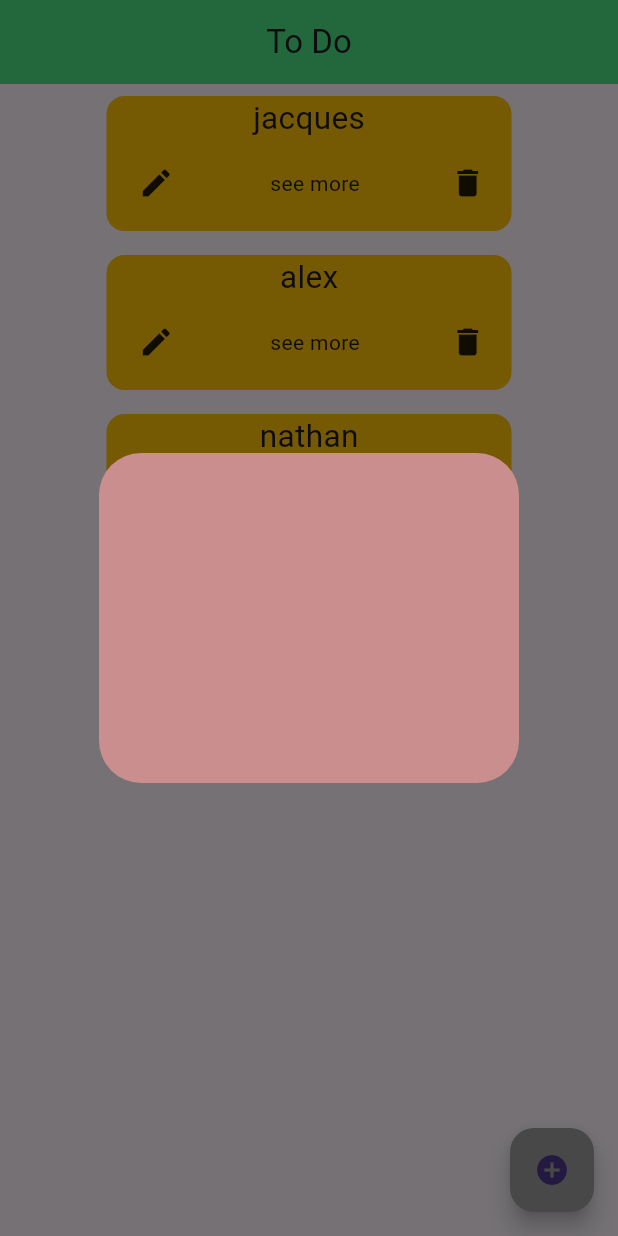
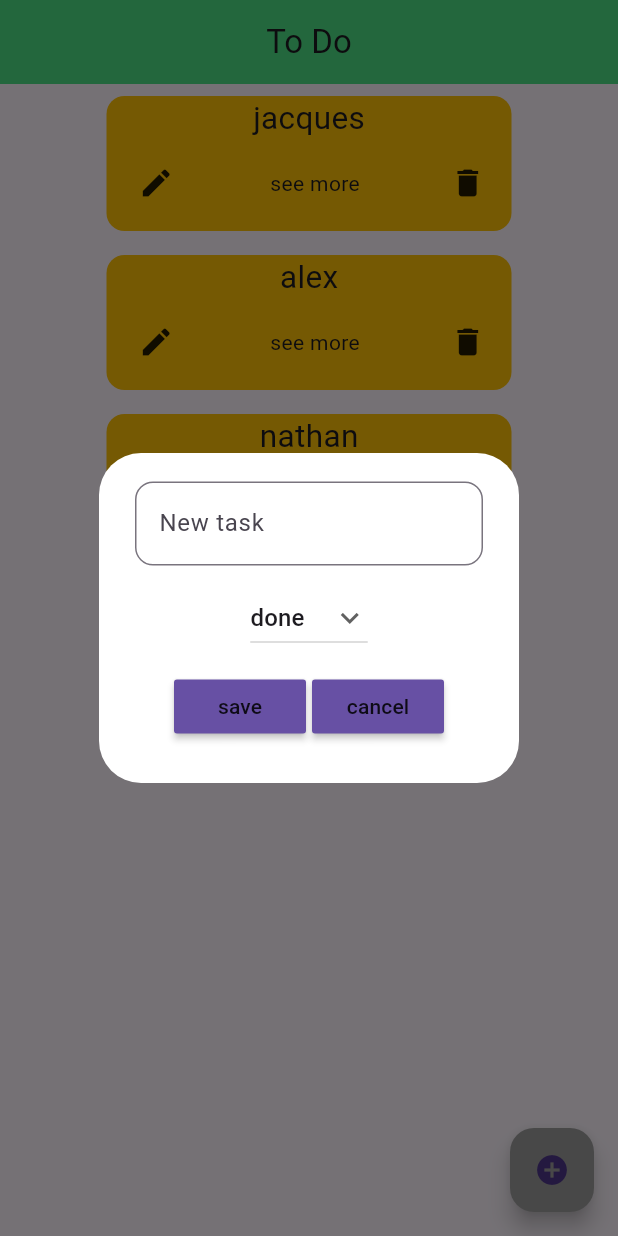
Before and after one commit to sikatenda/ToDoApp_Flutter, a Flutter app: the screen it shows after launch, after a tap on the "add circle" icon, on a phone screen of 412 x 824 dp. Run offline on Flutter 3.47's test engine with Material 3 defaults, Android fonts, the phone set to English and light mode, and no system bars.

Commit message:
MyDialog

```diff
--- /dev/null
+++ b/ToDo/app1/lib/button.dart
@@ -0,0 +1,16 @@
+import 'package:flutter/material.dart';
+
+class MyButton extends StatelessWidget {
+  final String text;
+  VoidCallback onPressed;
+  MyButton({super.key, required this.text, required this.onPressed});
+
+  @override
+  Widget build(BuildContext context) {
+    return MaterialButton(
+      onPressed: onPressed,
+      child: Text(text),
+      color: Theme.of(context).primaryColor,
+    );
+  }
+}
--- a/ToDo/app1/lib/dialogBox.dart
+++ b/ToDo/app1/lib/dialogBox.dart
@@ -1,19 +1,69 @@
 import 'package:flutter/material.dart';
 
+import 'button.dart';
+
 class MyDialog extends StatelessWidget {
-  MyDialog({super.key});
+  final controller;
+  VoidCallback onSave;
+  VoidCallback onCancel;
+  MyDialog(
+      {super.key,
+      required this.controller,
+      required this.onSave,
+      required this.onCancel});
 
-  final String dpValue = 'select';
+  String dpValue = 'done';
 
-  final List<String> dpItems = ['done', 'undone'];
+  final List<String> items = ['done', 'undone'];
 
   @override
   Widget build(BuildContext context) {
     return AlertDialog(
-      backgroundColor: const Color.fromARGB(255, 202, 142, 142),
-      content: Container(
+      backgroundColor: Colors.white,
+      content: SizedBox(
         height: 180,
         width: 150,
+        child: Column(
+          mainAxisAlignment: MainAxisAlignment.spaceEvenly,
+          children: [
+            TextField(
+              controller: controller,
+              decoration: InputDecoration(
+                  border: OutlineInputBorder(
+                      borderRadius: BorderRadius.circular(12)),
+                  hintText: "New task"),
+            ),
+            Padding(
+              padding: const EdgeInsets.all(8.0),
+              child: DropdownButton(
+                dropdownColor: Colors.grey,
+                value: dpValue,
+                icon: const Icon(Icons.keyboard_arrow_down),
+                items: items.map((String items) {
+                  return DropdownMenuItem(
+                    value: items,
+                    child: Text(items),
+                  );
+                }).toList(),
+                onChanged: (String? newValue) {
+                  // setState(() {
+                  //  dpValue = newValue!;
+                  //});
+                },
+              ),
+            ),
+            Row(
+              mainAxisAlignment: MainAxisAlignment.center,
+              children: [
+                MyButton(text: 'save', onPressed: onSave),
+                const SizedBox(
+                  width: 4,
+                ),
+                MyButton(text: 'cancel', onPressed: onCancel),
+              ],
+            )
+          ],
+        ),
       ),
     );
   }
--- a/ToDo/app1/lib/main.dart
+++ b/ToDo/app1/lib/main.dart
@@ -15,13 +15,26 @@ class MyWidget extends StatefulWidget {
 
 class _MyWidgetState extends State<MyWidget> {
   final List todoList = ["jacques", "alex", "nathan", "emil"];
+  final _controller = TextEditingController();
+
+  void saveTask() {
+    setState(() {
+      todoList.add([_controller, '===']);
+      _controller.clear();
+    });
+    Navigator.of(context).pop();
+  }
 
   //create new task
   void createTask() {
     showDialog(
       context: context,
       builder: (context) {
-        return MyDialog();
+        return MyDialog(
+          controller: _controller,
+          onSave: saveTask,
+          onCancel: Navigator.of(context).pop,
+        );
       },
     );
   }
```
